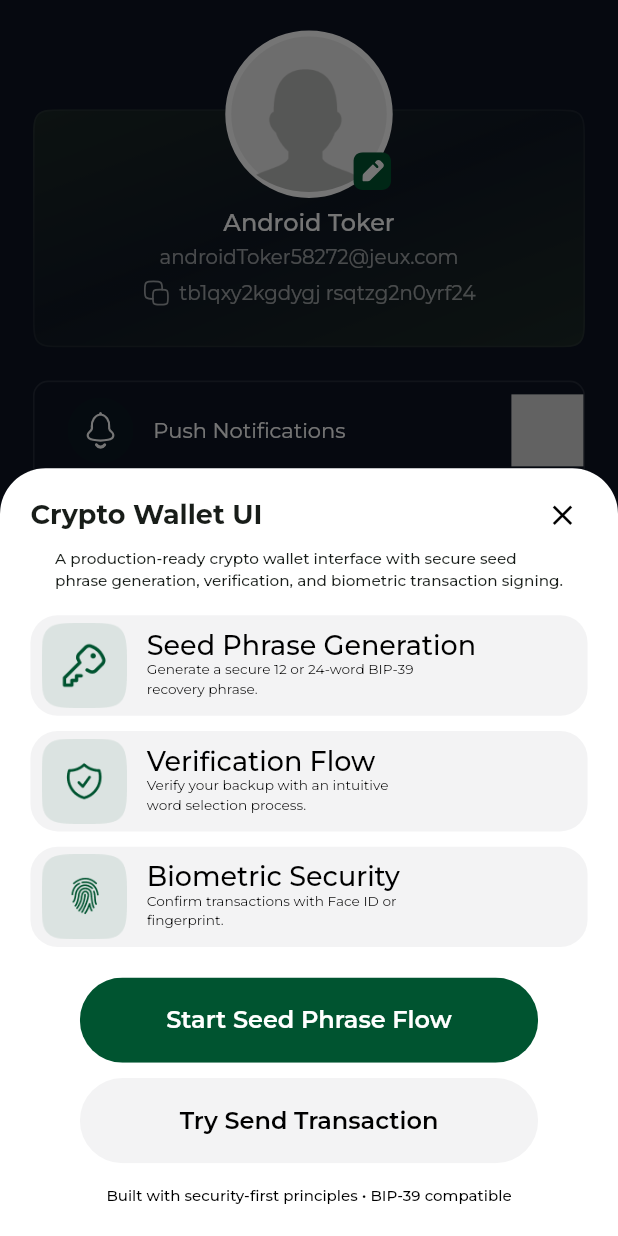
After one commit to SohaibM56/SafeWallet, a Flutter app: the screen it shows after launch, item 5 of the bottom bar chosen, after a tap on "KYC Status", on a phone screen of 412 x 824 dp. The commit adds this screen. Run offline on Flutter 3.47's test engine with Material 3 defaults, Android fonts, the phone set to English and light mode, and no system bars; drawn by our look-alikes of flutter_animate; our stand-ins replace animate_do, cached_network_image, camera, connectivity_plus, country_picker, dropdown_button2 and 10 more; missing offline and left inert: riff_switch.

Commit message:
Wallet UI Dialog

```diff
--- a/lib/app/config/app_assets.dart
+++ b/lib/app/config/app_assets.dart
@@ -38,6 +38,9 @@ class AppAssets {
   static const String volumeIcon = '$imagesPath/volume_icon.png';
   static const String backgroundCardImg = '$imagesPath/background_card.png';
   static const String kycIcon = '$imagesPath/kyc_check.png';
+  static const String biometricIcon = '$imagesPath/biometric_icon.png';
+  static const String keyIcon = '$imagesPath/key_icon.png';
+  static const String privacyIcon = '$imagesPath/privacy_icon.png';
 
   // Svgs Paths
   static const String getStartedLogo = '$svgsPath/get_started_logo.svg';
--- a/lib/app/config/app_colors.dart
+++ b/lib/app/config/app_colors.dart
@@ -43,4 +43,6 @@ abstract class AppColors {
   static const Color overlayDim = Colors.black54;
   static const Color accent = Color(0xFF2F80ED);
   static const Color warningAmber = Color(0xffdea60e);
+  static const Color faintBgColor = Color(0xfff3f3f4);
+  static const Color faintColor = Color(0xff888888);
 }
--- a/lib/app/config/app_routes.dart
+++ b/lib/app/config/app_routes.dart
@@ -31,6 +31,7 @@ import 'package:safewallet/app/mvvm/view_model/splash_controller/splash_controll
 import '../mvvm/view/bottom_bar_view/bottom_bar_view.dart';
 import '../mvvm/view/bottom_bar_view/setting_views/support_view.dart';
 import '../mvvm/view_model/bottom_bar_controller/bottom_bar_controller.dart';
+import '../mvvm/view_model/phrase_controller/phrase_controller.dart';
 
 /// Defines navigation routes for the LayerX app.
 abstract class AppRoutes {
@@ -170,7 +171,9 @@ abstract class AppPages {
     GetPage(
       name: AppRoutes.recoveryPhaseView,
       page: () => RecoveryPhaseView(),
-      binding: BindingsBuilder(() {}),
+      binding: BindingsBuilder(() {
+        Get.lazyPut<PhraseController>(() => PhraseController());
+      }),
     ),
     GetPage(
       name: AppRoutes.walletView,
--- a/lib/app/mvvm/view/bottom_bar_view/bar_views/profile_view.dart
+++ b/lib/app/mvvm/view/bottom_bar_view/bar_views/profile_view.dart
@@ -7,6 +7,7 @@ import 'package:safewallet/app/config/app_colors.dart';
 import 'package:safewallet/app/config/app_text_style.dart';
 import 'package:safewallet/app/config/padding_extensions.dart';
 import 'package:safewallet/app/widgets/custom_menu_tile.dart';
+import 'package:safewallet/app/widgets/custom_sheets/crypto_wallet_sheet.dart';
 import 'package:safewallet/app/widgets/custom_sheets/language_select_sheet.dart';
 import 'package:safewallet/app/widgets/custom_sheets/personal_info_sheet.dart';
 import 'package:safewallet/app/widgets/sizedbox_extension.dart';
@@ -233,6 +234,12 @@ class _ProfileViewState extends State<ProfileView> {
                             icon: AppAssets.shieldIcon,
                             title: 'KYC Status',
                             isApproved: true,
+
+                            onTap: () => Utils.showBottomSheet(
+                              context: context,
+                              child: CryptoWalletSheet(),
+                            ),
+
                           ),
                           Divider(
                             color: Colors.white.withValues(alpha: 0.1),
--- /dev/null
+++ b/lib/app/mvvm/view_model/phrase_controller/phrase_controller.dart
@@ -0,0 +1,7 @@
+import 'package:get/get.dart';
+
+class PhraseController extends GetxController{
+
+  RxString currentProgress = "01".obs;
+
+}
--- /dev/null
+++ b/lib/app/widgets/custom_sheets/crypto_wallet_sheet.dart
@@ -0,0 +1,136 @@
+import 'package:flutter/material.dart';
+import 'package:flutter_screenutil/flutter_screenutil.dart';
+import 'package:get/get.dart';
+import 'package:safewallet/app/config/app_text_style.dart';
+import 'package:safewallet/app/config/padding_extensions.dart';
+import 'package:safewallet/app/widgets/app_custom_button.dart';
+import 'package:safewallet/app/widgets/sizedbox_extension.dart';
+
+import '../../config/app_assets.dart';
+import '../../config/app_colors.dart';
+import '../../config/app_routes.dart';
+
+class CryptoWalletSheet extends StatelessWidget {
+  const CryptoWalletSheet({super.key});
+
+  @override
+  Widget build(BuildContext context) {
+    return WillPopScope(
+      onWillPop: () async => false,
+      child: SafeArea(
+        top: false,
+        child: Column(
+          mainAxisSize: MainAxisSize.min,
+          children: [
+            Row(
+              crossAxisAlignment: CrossAxisAlignment.center,
+              children: [
+                Expanded(
+                  child: Text(
+                    "Crypto Wallet UI",
+                    style: AppTextStyles.customText18(
+                      fontWeight: FontWeight.w700,
+                    ),
+                  ),
+                ),
+
+                InkWell(
+                  onTap: () {
+                    Get.back();
+                  },
+                  child: Icon(Icons.close, color: AppColors.black, size: 22.sp),
+                ),
+              ],
+            ).paddingRight(5.w),
+            10.h.height,
+            Text(
+              textAlign: TextAlign.justify,
+              "A production-ready crypto wallet interface with secure seed\nphrase generation, verification, and biometric transaction signing.",
+              style: AppTextStyles.customText(
+                fontSize: 10.sp,
+                fontWeight: FontWeight.w500,
+              ),
+            ),
+            15.h.height,
+
+            _builtOptionTile(AppAssets.keyIcon, "Seed Phrase Generation", "Generate a secure 12 or 24-word BIP-39\nrecovery phrase."),
+            10.h.height,
+            _builtOptionTile(AppAssets.privacyIcon, "Verification Flow", "Verify your backup with an intuitive\nword selection process."),
+            10.h.height,
+            _builtOptionTile(AppAssets.biometricIcon, "Biometric Security", "Confirm transactions with Face ID or\nfingerprint."),
+
+            20.h.height,
+            AppCustomButton(
+              title: "Start Seed Phrase Flow",
+              onPressed: () {
+                Get.toNamed(AppRoutes.recoveryPhaseView);
+              },
+            ).paddingHorizontal(30.w),
+
+            10.h.height,
+
+            AppCustomButton(
+              bgColor: AppColors.faintBgColor,
+              title: "Try Send Transaction",
+              textStyle: AppTextStyles.customText16(
+                color: AppColors.black,
+                fontWeight: FontWeight.w600,
+              ),
+              onPressed: () {
+                // Get.toNamed(AppRoutes.getStartedView);
+              },
+            ).paddingHorizontal(30.w),
+            14.h.height,
+            Text(
+              "Built with security-first principles • BIP-39 compatible",
+              style: AppTextStyles.customText10(
+                color: AppColors.black,
+                fontWeight: FontWeight.w500,
+              ),
+            ),
+          ],
+        ).paddingAll(20.sp),
+      ),
+    );
+  }
+
+  Widget _builtOptionTile(String icon, String title, String description) {
+    return Container(
+      padding: EdgeInsets.all(5.sp),
+      decoration: BoxDecoration(
+        borderRadius: BorderRadius.circular(18.r),
+        color: AppColors.faintBgColor,
+      ),
+      child: Row(
+        crossAxisAlignment: CrossAxisAlignment.center,
+        children: [
+          Image.asset(icon, width: 56.w, height: 56.h),
+          10.w.width,
+          Expanded(
+            child: Column(
+              crossAxisAlignment: CrossAxisAlignment.start,
+              mainAxisAlignment: MainAxisAlignment.center,
+              children: [
+                Text(
+                  title,
+                  style: AppTextStyles.customText18(
+                    color: AppColors.black,
+                    fontWeight: FontWeight.w500,
+                  ),
+                ),
+                Text(
+                  description,
+                  style: AppTextStyles.customText(
+                    fontSize: 9.sp,
+                    color: AppColors.black,
+                    fontWeight: FontWeight.w400,
+                  ),
+                ),
+              ],
+            ),
+          ),
+        ],
+      ),
+    );
+  }
+}
```
Also changed, not shown: lib/app/mvvm/view/bottom_bar_view/recovery_phase_view/recovery_phase_view.dart (+84 -2 lines), assets/images/biometric_icon.png (added), assets/images/key_icon.png (added), assets/images/privacy_icon.png (added).
